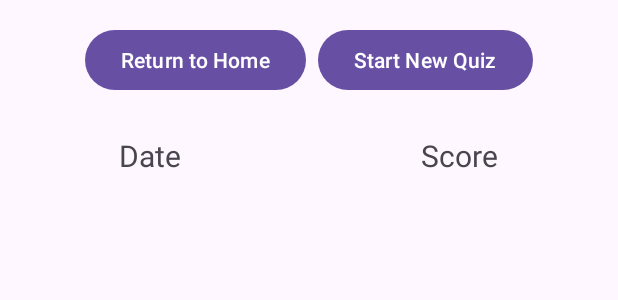
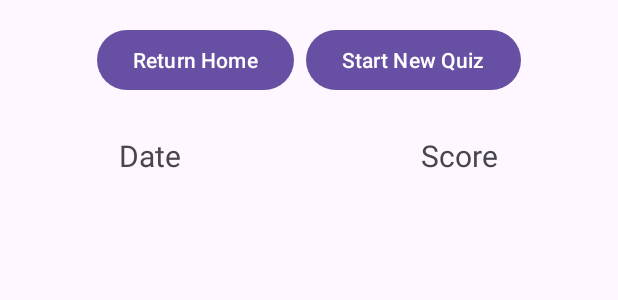
Before and after one commit to adurr21/CountryQuiz, an Android app: the layout fragment_past_quizzes_list.xml on its own in the app's theme, with its tools: preview values and no code run, on a phone screen of 412 x 824 dp. Shown: the top 300 px of the screen. Run offline under Robolectric (Android 15) with nearby library versions, the phone set to English and light mode, and no system bars.

Commit message:
this is a meaningful contribution i swear

```diff
--- a/app/src/main/res/layout/fragment_past_quizzes_list.xml
+++ b/app/src/main/res/layout/fragment_past_quizzes_list.xml
@@ -17,7 +17,7 @@
             android:id="@+id/returnHomeButton"
             android:layout_width="wrap_content"
             android:layout_height="wrap_content"
-            android:text="Return to Home"
+            android:text="Return Home"
             android:layout_marginEnd="8dp" />
 
         <Button
```
